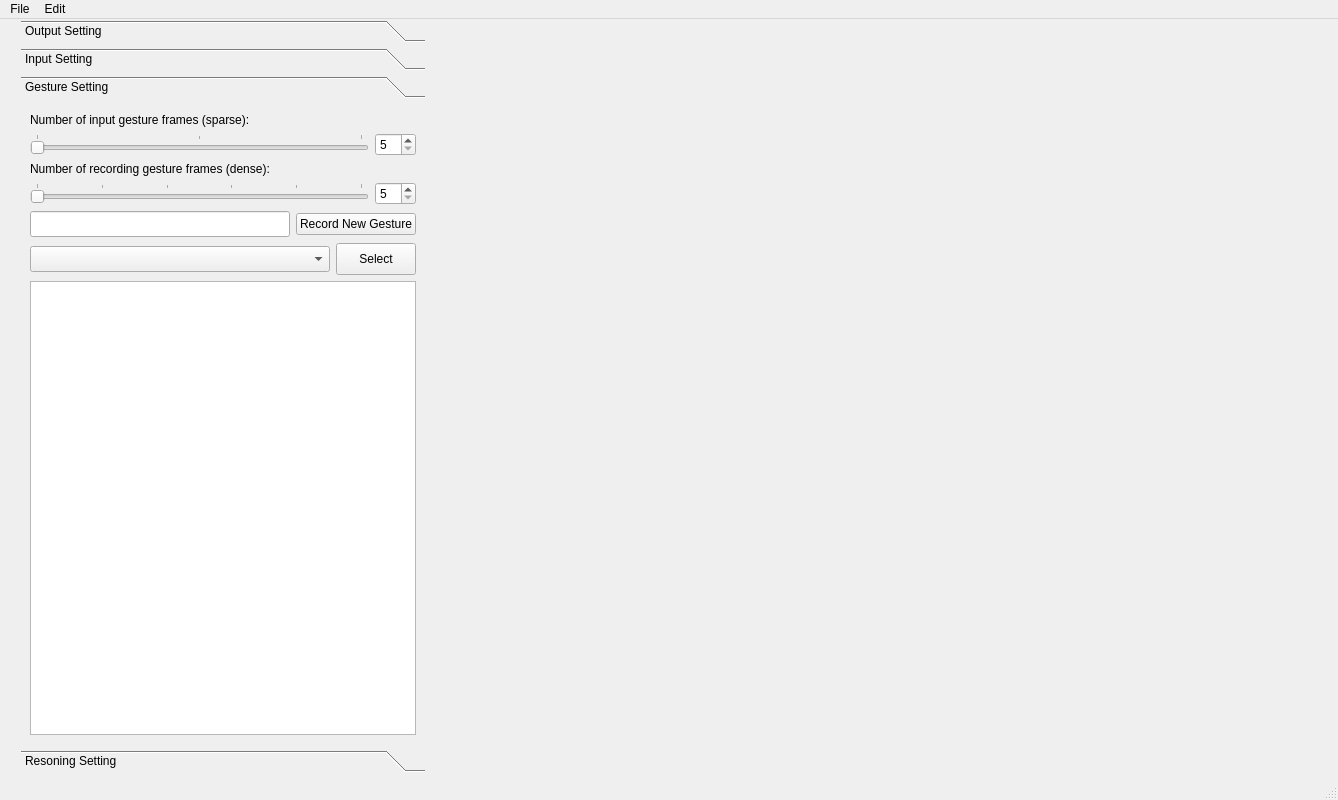
First picture: the form in UIs/mainWindow.ui, repository newuniverse/In-air-interaction, before the edit.
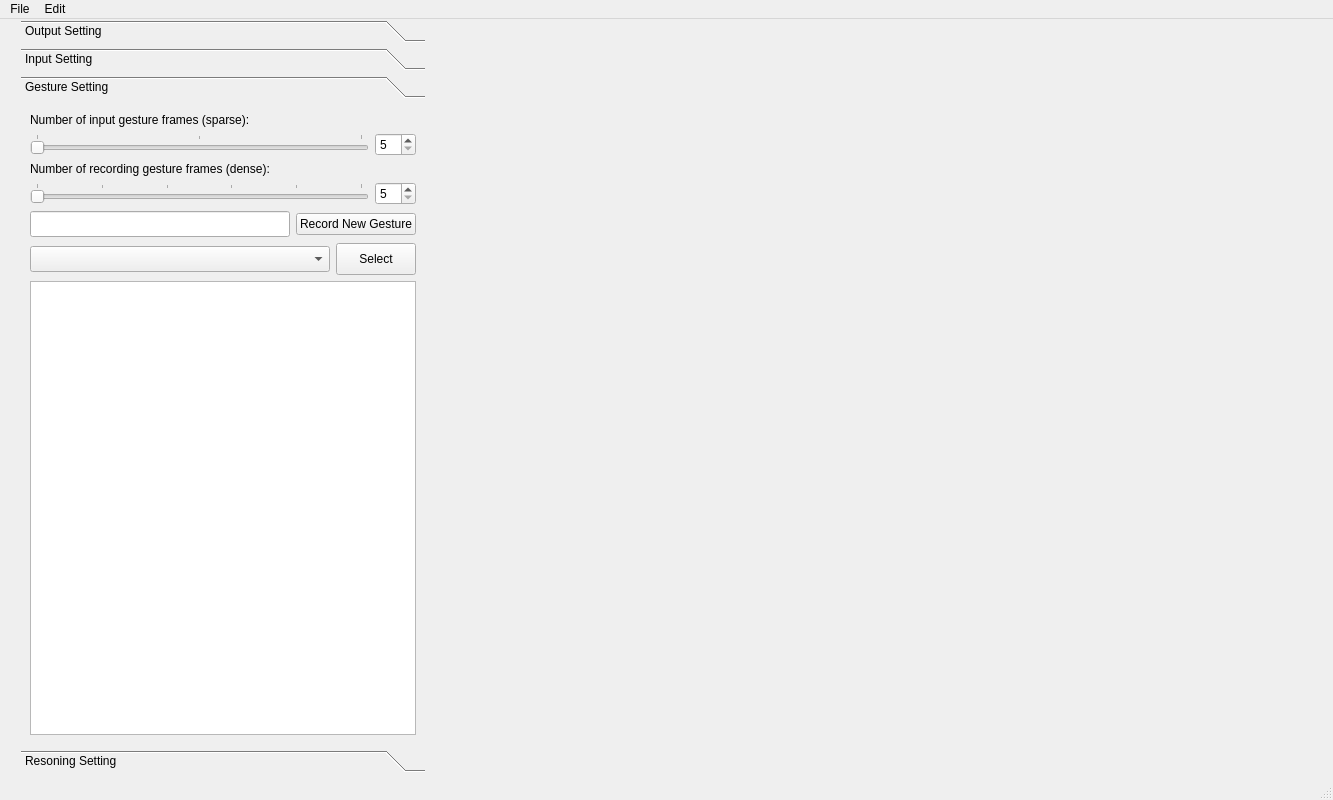
Second picture: the form after the edit. The open tabs and pages were chosen to show the change. Custom widgets are drawn as their Qt base class.

Diff of the .ui file:
```diff
--- a/UIs/mainWindow.ui
+++ b/UIs/mainWindow.ui
@@ -6,13 +6,13 @@
    <rect>
     <x>0</x>
     <y>0</y>
-    <width>1338</width>
+    <width>1333</width>
     <height>800</height>
    </rect>
   </property>
   <property name="minimumSize">
    <size>
-    <width>450</width>
+    <width>1330</width>
     <height>800</height>
    </size>
   </property>
@@ -20,7 +20,7 @@
    <string>MainWindow</string>
   </property>
   <widget class="QWidget" name="centralwidget">
-   <widget class="QWidget" name="">
+   <widget class="QWidget" name="layoutWidget">
     <property name="geometry">
      <rect>
       <x>21</x>
@@ -1581,7 +1581,7 @@
     <rect>
      <x>0</x>
      <y>0</y>
-     <width>1338</width>
+     <width>1333</width>
      <height>22</height>
     </rect>
    </property>
```
Left out of the diff: 2 changed lines with no effect on the pictures.
